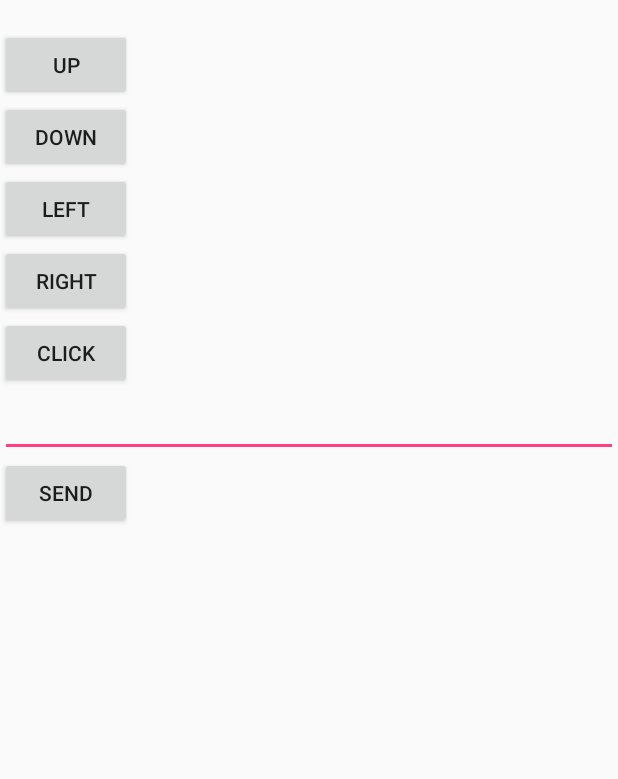
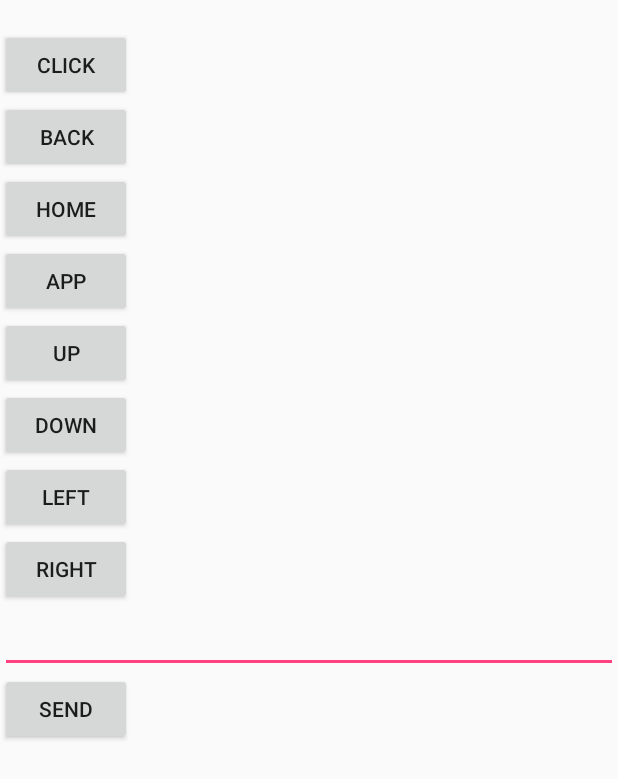
Before and after one commit to noraacee/mika-audio, an Android app: the screen it shows after launch (ClientActivity), on a phone screen of 412 x 824 dp. Shown: the top 779 px of the screen. Run offline under Robolectric (Android 15) with nearby library versions, the phone set to English and light mode, and no system bars.

Commit message:
rewrote client

```diff
--- a/client/app/src/main/java/com/mikaaudio/client/activity/ClientActivity.java
+++ b/client/app/src/main/java/com/mikaaudio/client/activity/ClientActivity.java
@@ -9,7 +9,7 @@ import android.widget.EditText;
 import android.widget.TextView;
 
 import com.mikaaudio.client.R;
-import com.mikaaudio.client.util.MessageManager;
+import com.mikaaudio.client.util.CommunicationManager;
 import com.mikaaudio.client.util.P2PManager;
 import com.mikaaudio.client.util.StatusManager;
 
@@ -17,8 +17,11 @@ import java.io.IOException;
 import java.net.Socket;
 
 public class ClientActivity extends Activity {
+    private Button apps;
+    private Button back;
     private Button click;
     private Button down;
+    private Button home;
     private Button left;
     private Button right;
     private Button send;
@@ -26,7 +29,7 @@ public class ClientActivity extends Activity {
     private EditText sendView;
 
     private P2PManager pManager;
-    private MessageManager mManager;
+    private CommunicationManager cManager;
 
     @Override
     protected void onCreate(Bundle savedInstanceState) {
@@ -42,7 +45,7 @@ public class ClientActivity extends Activity {
         send.setOnClickListener(new View.OnClickListener() {
             @Override
             public void onClick(View v) {
-                mManager.write(sendView.getText().toString());
+                cManager.write(sendView.getText().toString());
             }
         });
 
@@ -51,7 +54,34 @@ public class ClientActivity extends Activity {
         click.setOnClickListener(new View.OnClickListener() {
             @Override
             public void onClick(View v) {
-                mManager.write(MessageManager.CLICK);
+                cManager.write(CommunicationManager.KEY_CLICK);
+            }
+        });
+
+        back = (Button) findViewById(R.id.back);
+        back.setEnabled(false);
+        back.setOnClickListener(new View.OnClickListener() {
+            @Override
+            public void onClick(View v) {
+                cManager.write(CommunicationManager.KEY_BACK);
+            }
+        });
+
+        home = (Button) findViewById(R.id.home);
+        home.setEnabled(false);
+        home.setOnClickListener(new View.OnClickListener() {
+            @Override
+            public void onClick(View v) {
+                cManager.write(CommunicationManager.KEY_HOME);
+            }
+        });
+
+        apps = (Button) findViewById(R.id.apps);
+        apps.setEnabled(false);
+        apps.setOnClickListener(new View.OnClickListener() {
+            @Override
+            public void onClick(View v) {
+                cManager.write(CommunicationManager.KEY_APPS);
             }
         });
 
@@ -60,7 +90,7 @@ public class ClientActivity extends Activity {
         up.setOnClickListener(new View.OnClickListener() {
             @Override
             public void onClick(View v) {
-                mManager.write(MessageManager.UP);
+                cManager.write(CommunicationManager.KEY_UP);
             }
         });
 
@@ -69,7 +99,7 @@ public class ClientActivity extends Activity {
         down.setOnClickListener(new View.OnClickListener() {
             @Override
             public void onClick(View v) {
-                mManager.write(MessageManager.DOWN);
+                cManager.write(CommunicationManager.KEY_DOWN);
             }
         });
 
@@ -78,7 +108,7 @@ public class ClientActivity extends Activity {
         left.setOnClickListener(new View.OnClickListener() {
             @Override
             public void onClick(View v) {
-                mManager.write(MessageManager.LEFT);
+                cManager.write(CommunicationManager.KEY_LEFT);
             }
         });
 
@@ -87,12 +117,12 @@ public class ClientActivity extends Activity {
         right.setOnClickListener(new View.OnClickListener() {
             @Override
             public void onClick(View v) {
-                mManager.write(MessageManager.RIGHT);
+                cManager.write(CommunicationManager.KEY_RIGHT);
             }
         });
 
         pManager = new P2PManager(this);
-        mManager = new MessageManager();
+        cManager = new CommunicationManager();
 
         new ConnectServerTask().execute();
     }
@@ -107,9 +137,9 @@ public class ClientActivity extends Activity {
         super.onResume();
     }
 
-    public void setCmdSocket(Socket socket) {
+    public void setKeySocket(Socket socket) {
         try {
-            mManager.setCommandSocket(socket);
+            cManager.setKeySocket(socket);
         } catch (IOException e) {
             e.printStackTrace();
         }
@@ -117,7 +147,7 @@ public class ClientActivity extends Activity {
 
     public void setMsgSocket(Socket socket) {
         try {
-            mManager.setMessageSocket(socket);
+            cManager.setMessageSocket(socket);
         } catch (IOException e) {
             e.printStackTrace();
         }
@@ -135,6 +165,9 @@ public class ClientActivity extends Activity {
         protected void onPostExecute(Void nothing) {
             send.setEnabled(true);
             click.setEnabled(true);
+            back.setEnabled(true);
+            home.setEnabled(true);
+            apps.setEnabled(true);
             up.setEnabled(true);
             down.setEnabled(true);
             left.setEnabled(true);
--- /dev/null
+++ b/client/app/src/main/java/com/mikaaudio/client/util/CommunicationManager.java
@@ -0,0 +1,40 @@
+package com.mikaaudio.client.util;
+
+import java.io.IOException;
+import java.io.OutputStream;
+import java.io.PrintWriter;
+import java.net.Socket;
+
+public class CommunicationManager {
+    public static final int KEY_CLICK = 0;
+    public static final int KEY_BACK = 1;
+    public static final int KEY_HOME = 2;
+    public static final int KEY_APPS = 3;
+    public static final int KEY_UP = 4;
+    public static final int KEY_DOWN = 5;
+    public static final int KEY_LEFT = 6;
+    public static final int KEY_RIGHT = 7;
+
+    private OutputStream key;
+    private PrintWriter msgOut;
+
+    public void setKeySocket(Socket socket) throws IOException {
+        key = socket.getOutputStream();
+    }
+
+    public void setMessageSocket(Socket socket) throws IOException {
+        msgOut = new PrintWriter(socket.getOutputStream(), true);
+    }
+
+    public void write(int cmd) {
+        try {
+            key.write(cmd);
+        } catch (IOException e) {
+            e.printStackTrace();
+        }
+    }
+
+    public void write(String msg) {
+        msgOut.println(msg);
+    }
+}
--- a/client/app/src/main/java/com/mikaaudio/client/util/MessageManager.java
+++ /dev/null
@@ -1,37 +0,0 @@
-package com.mikaaudio.client.util;
-
-import java.io.IOException;
-import java.io.OutputStream;
-import java.io.PrintWriter;
-import java.net.Socket;
-
-public class MessageManager {
-    public static final int CLICK = 0;
-    public static final int DOWN = 2;
-    public static final int LEFT = 3;
-    public static final int RIGHT = 4;
-    public static final int UP = 1;
-
-    private OutputStream cmdOut;
-    private PrintWriter msgOut;
-
-    public void setCommandSocket(Socket socket) throws IOException {
-        cmdOut = socket.getOutputStream();
-    }
-
-    public void setMessageSocket(Socket socket) throws IOException {
-        msgOut = new PrintWriter(socket.getOutputStream(), true);
-    }
-
-    public void write(int cmd) {
-        try {
-            cmdOut.write(cmd);
-        } catch (IOException e) {
-            e.printStackTrace();
-        }
-    }
-
-    public void write(String msg) {
-        msgOut.println(msg);
-    }
-}
--- a/client/app/src/main/java/com/mikaaudio/client/util/P2PManager.java
+++ b/client/app/src/main/java/com/mikaaudio/client/util/P2PManager.java
@@ -12,18 +12,18 @@ import java.io.IOException;
 import java.net.Socket;
 
 public class P2PManager {
-    private static final String COMMAND = "_CMD";
+    private static final String KEY = "_KEY";
     private static final String MESSAGE = "_MSG";
     private static final String SERVICE_TYPE = "_http._tcp.";
 
-    private boolean cmdConnected;
+    private boolean keyConnected;
     private boolean msgConnected;
 
     private NsdManager nsdManager;
     private NsdManager.DiscoveryListener discoveryListener;
 
     public P2PManager(final ClientActivity activity) {
-        cmdConnected = false;
+        keyConnected = false;
         msgConnected = false;
 
         nsdManager = (NsdManager) activity.getSystemService(Context.NSD_SERVICE);
@@ -56,7 +56,7 @@ public class P2PManager {
                 if (!serviceInfo.getServiceType().equals(SERVICE_TYPE)) {
                     Log.e("service type", serviceInfo.getServiceType());
                 } else if (serviceInfo.getServiceName().contains(SetupManager.getDeviceName())) {
-                    if (!cmdConnected && serviceInfo.getServiceName().contains(COMMAND)) {
+                    if (!keyConnected && serviceInfo.getServiceName().contains(KEY)) {
                         nsdManager.resolveService(serviceInfo, new NsdManager.ResolveListener() {
                             @Override
                             public void onResolveFailed(NsdServiceInfo serviceInfo, int errorCode) {
@@ -69,10 +69,10 @@ public class P2PManager {
                                     if (msgConnected)
                                         nsdManager.stopServiceDiscovery(discoveryListener);
 
-                                    activity.setCmdSocket(new Socket(serviceInfo.getHost(), serviceInfo.getPort()));
-                                    Log.d("status", "connected command socket at host " + serviceInfo.getHost() + " and port " + serviceInfo.getPort());
+                                    activity.setKeySocket(new Socket(serviceInfo.getHost(), serviceInfo.getPort()));
+                                    Log.d("status", "connected key socket at host " + serviceInfo.getHost() + " and port " + serviceInfo.getPort());
 
-                                    cmdConnected = true;
+                                    keyConnected = true;
                                 } catch (IOException e) {
                                     e.printStackTrace();
                                 }
@@ -88,7 +88,7 @@ public class P2PManager {
                             @Override
                             public void onServiceResolved(NsdServiceInfo serviceInfo) {
                                 try {
-                                    if (cmdConnected)
+                                    if (keyConnected)
                                         nsdManager.stopServiceDiscovery(discoveryListener);
 
                                     activity.setMsgSocket(new Socket(serviceInfo.getHost(), serviceInfo.getPort()));
--- a/client/app/src/main/res/layout/activity_client.xml
+++ b/client/app/src/main/res/layout/activity_client.xml
@@ -8,6 +8,26 @@
         android:id="@+id/status"
         android:layout_width="match_parent"
         android:layout_height="wrap_content" />
+    <Button
+        android:id="@+id/click"
+        android:layout_width="wrap_content"
+        android:layout_height="wrap_content"
+        android:text="click" />
+    <Button
+        android:id="@+id/back"
+        android:layout_width="wrap_content"
+        android:layout_height="wrap_content"
+        android:text="back" />
+    <Button
+        android:id="@+id/home"
+        android:layout_width="wrap_content"
+        android:layout_height="wrap_content"
+        android:text="home" />
+    <Button
+        android:id="@+id/apps"
+        android:layout_width="wrap_content"
+        android:layout_height="wrap_content"
+        android:text="app" />
     <Button
         android:id="@+id/up"
         android:layout_width="wrap_content"
@@ -28,11 +48,6 @@
         android:layout_width="wrap_content"
         android:layout_height="wrap_content"
         android:text="right" />
-    <Button
-        android:id="@+id/click"
-        android:layout_width="wrap_content"
-        android:layout_height="wrap_content"
-        android:text="click" />
     <EditText
         android:id="@+id/message_to_send"
         android:layout_width="match_parent"
--- a/server/app/src/main/res/layout/activity_server.xml
+++ b/server/app/src/main/res/layout/activity_server.xml
@@ -7,8 +7,4 @@
         android:id="@+id/status"
         android:layout_width="match_parent"
         android:layout_height="wrap_content" />
-    <TextView
-        android:id="@+id/message_received"
-        android:layout_width="match_parent"
-        android:layout_height="wrap_content" />
 </LinearLayout>
```
Also changed, not shown: 2 other files.
